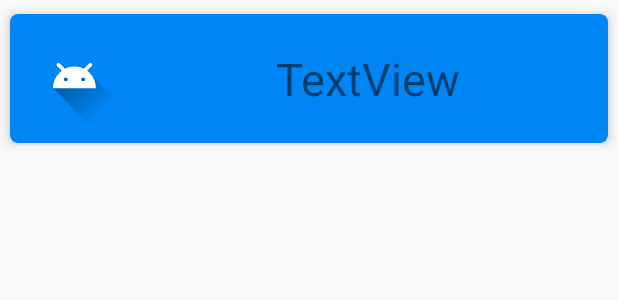
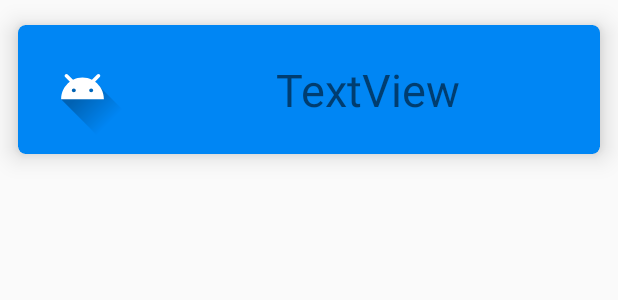
Before and after one commit to mdschleicher/NeverHaveIEver, an Android app: the layout response.xml on its own in the app's theme, with its tools: preview values and no code run, on a phone screen of 412 x 824 dp. Shown: the top 300 px of the screen. Run offline under Robolectric (Android 15) with nearby library versions, the phone set to English and light mode, and no system bars.

Commit message:
Revert ":white_check_mark:"
This reverts commit d05b3b870b6e6ea0383c169479acf0f1bdbb5758.

```diff
--- a/app/src/main/res/layout/response.xml
+++ b/app/src/main/res/layout/response.xml
@@ -7,7 +7,7 @@
     android:orientation="vertical"
     android:id="@+id/response_card_view"
     app:cardBackgroundColor="@color/colorPrimary"
-    app:cardElevation="5dp"
+    app:cardElevation="10dp"
     app:cardCornerRadius="5dp"
     app:cardUseCompatPadding="true"
     >
```
